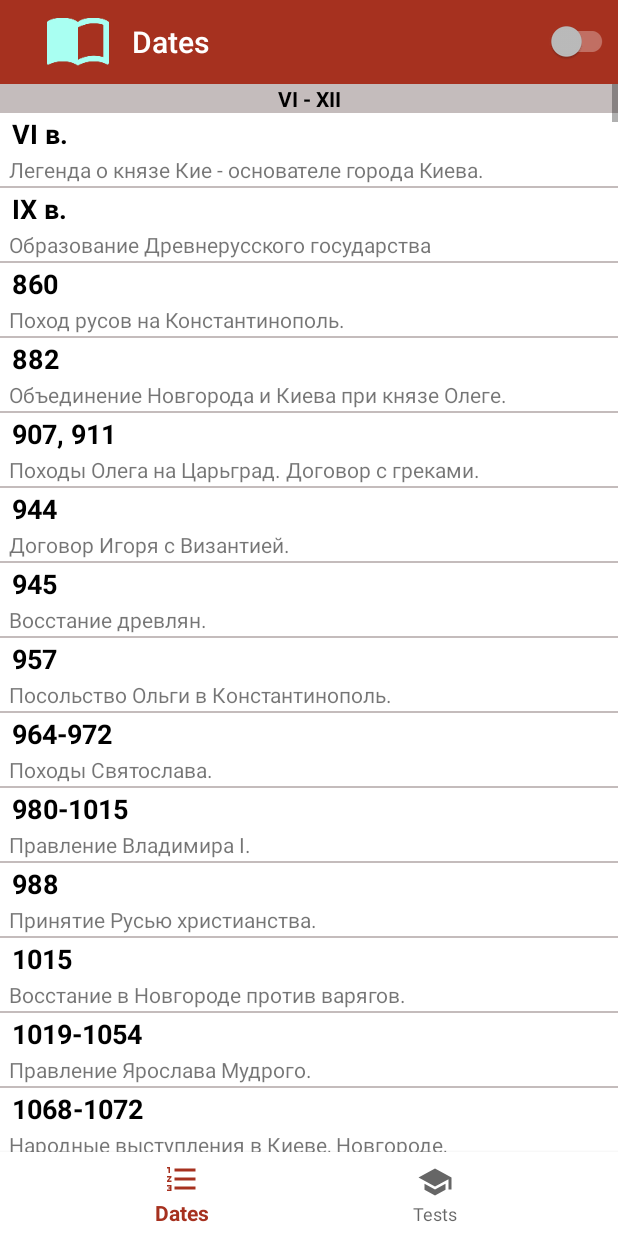
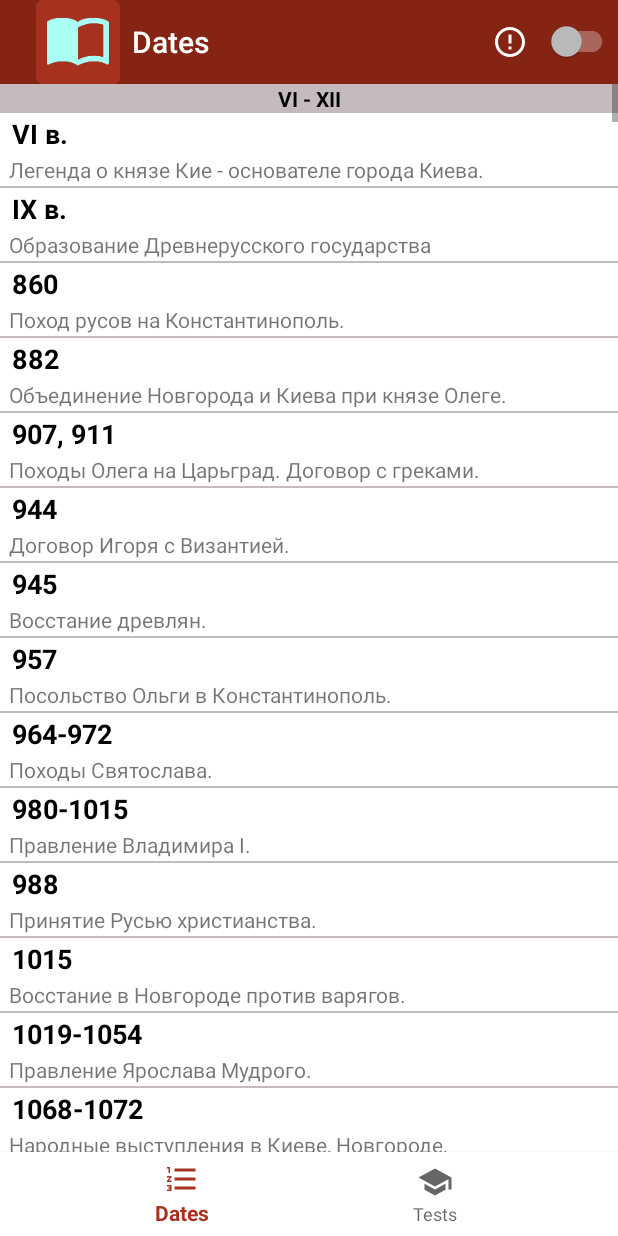
Before and after one commit to alekseyonanov/Dates, an Android app: the screen it shows after launch (MainActivity), after a tap on "Dates", on a phone screen of 412 x 824 dp. Run offline under Robolectric (Android 15) with nearby library versions, the phone set to English and light mode, and no system bars; libraries missing offline, so code that uses them is left out: com.appodeal.ads, com.flurry.android; 5 statements that could not run were skipped; 1 other tap on this screen came first.

Commit message:
Добавления режима "Исправление ошибок". Начальная стадия.

```diff
--- a/app/src/main/java/com/nollpointer/dates/MainActivity.java
+++ b/app/src/main/java/com/nollpointer/dates/MainActivity.java
@@ -8,6 +8,8 @@
 import android.database.Cursor;
 import android.database.sqlite.SQLiteDatabase;
 import android.graphics.drawable.ColorDrawable;
+import android.graphics.drawable.Drawable;
+import android.graphics.drawable.Icon;
 import android.os.AsyncTask;
 import android.os.Bundle;
 import android.support.annotation.NonNull;
@@ -34,6 +36,7 @@
     private BottomNavigationView bn;
     private int type_pick = -1;
     private int mode;
+    private boolean isMistakeMode = false;
 
     static {
         AppCompatDelegate.setCompatVectorFromResourcesEnabled(true);
@@ -189,7 +192,7 @@
         s.setOnCheckedChangeListener(new CompoundButton.OnCheckedChangeListener() {
             @Override
             public void onCheckedChanged(CompoundButton compoundButton, boolean b) {
-                Fragment frg = MainActivity.this.getFragmentManager().findFragmentByTag("TAG");
+                Fragment frg = MainActivity.this.getFragmentManager().findFragmentById(R.id.frameLayout);
                 try {
                     if (b) {
                         mode = 1;
@@ -207,12 +210,27 @@
                 }
             }
         });
+        mI = menu.findItem(R.id.mistakes);
+        mI.getIcon().setAlpha(isMistakeMode ? 255 : 128);
         return true;
     }
 
     @Override
     public boolean onOptionsItemSelected(MenuItem item) {
+        if(item.getItemId() == R.id.mistakes){
+            isMistakeMode = !isMistakeMode;
+            setMistakesMode(isMistakeMode);
+           item.getIcon().setAlpha(isMistakeMode ? 255 : 128);
+        }
         return super.onOptionsItemSelected(item);
+    }
+
+    public void setMistakesMode(boolean state){
+        if(state){
+            refreshLook();
+        }else{
+            refreshLook();
+        }
     }
 
     private void setFragment(Fragment frg){
@@ -266,10 +284,10 @@
 
     public void refreshLook(){
         if(mode ==0) {
-            getSupportActionBar().setBackgroundDrawable(new ColorDrawable(getResources().getColor(R.color.colorPrimary)));
+            getSupportActionBar().setBackgroundDrawable(new ColorDrawable(getResources().getColor(isMistakeMode ? R.color.colorPrimaryMistakeMode : R.color.colorPrimary)));
             getSupportActionBar().setIcon(R.mipmap.ic_launcher_icon);
         }else{
-            getSupportActionBar().setBackgroundDrawable(new ColorDrawable(getResources().getColor(R.color.colorPrimaryEasy)));
+            getSupportActionBar().setBackgroundDrawable(new ColorDrawable(getResources().getColor(isMistakeMode ? R.color.colorPrimaryEasyMistakeMode : R.color.colorPrimaryEasy)));
             getSupportActionBar().setIcon(R.mipmap.ic_launcher_easy);
         }
     }
--- /dev/null
+++ b/app/src/main/res/drawable/ic_error_outline_white_24dp.xml
@@ -0,0 +1,5 @@
+<vector android:height="24dp" android:tint="#FFFFFF"
+    android:viewportHeight="24.0" android:viewportWidth="24.0"
+    android:width="24dp" xmlns:android="http://schemas.android.com/apk/res/android">
+    <path android:fillColor="#FF000000" android:pathData="M11,15h2v2h-2zM11,7h2v6h-2zM11.99,2C6.47,2 2,6.48 2,12s4.47,10 9.99,10C17.52,22 22,17.52 22,12S17.52,2 11.99,2zM12,20c-4.42,0 -8,-3.58 -8,-8s3.58,-8 8,-8 8,3.58 8,8 -3.58,8 -8,8z"/>
+</vector>
--- a/app/src/main/res/menu/main_menu.xml
+++ b/app/src/main/res/menu/main_menu.xml
@@ -3,8 +3,16 @@
     xmlns:app="http://schemas.android.com/apk/res-auto">
     <item
         android:id="@+id/mode_switch"
-        android:orderInCategory="1"
+        android:orderInCategory="2"
         android:title="@string/mode_switch"
         app:showAsAction="ifRoom" />
 
+    <item
+        android:id="@+id/mistakes"
+        android:orderInCategory="1"
+        android:title="@string/mistakes"
+        app:showAsAction="ifRoom"
+        android:icon="@drawable/ic_error_outline_white_24dp"
+        />
+
 </menu>
--- a/app/src/main/res/values/colors.xml
+++ b/app/src/main/res/values/colors.xml
@@ -9,6 +9,9 @@
     <color name="colorPrimaryDarkCards">#0d47a1</color>
     <color name="colorBackgroundTest">#efefef</color>
     <color name="colorPrimaryEasy">#2e7d32</color>
+
+    <color name="colorPrimaryMistakeMode">#862414</color>
+    <color name="colorPrimaryEasyMistakeMode">#1B5E20</color>
     <color name="colorTrueButton">#43a047</color>
     <color name="colorFalseButton">#ff5252</color>
 </resources>
--- a/app/src/main/res/values/strings.xml
+++ b/app/src/main/res/values/strings.xml
@@ -12,7 +12,7 @@
     <string name="mode_switch">Mode Switch</string>
     <string name="true_button">True</string>
     <string name="false_button">False</string>
-
+    <string name="mistakes">Mistakes</string>
 
     <string name="check_button">Check</string>
     <string name="sotr_text">Sort in ascending sequence</string>
```
Also changed, not shown: 1 other file.
